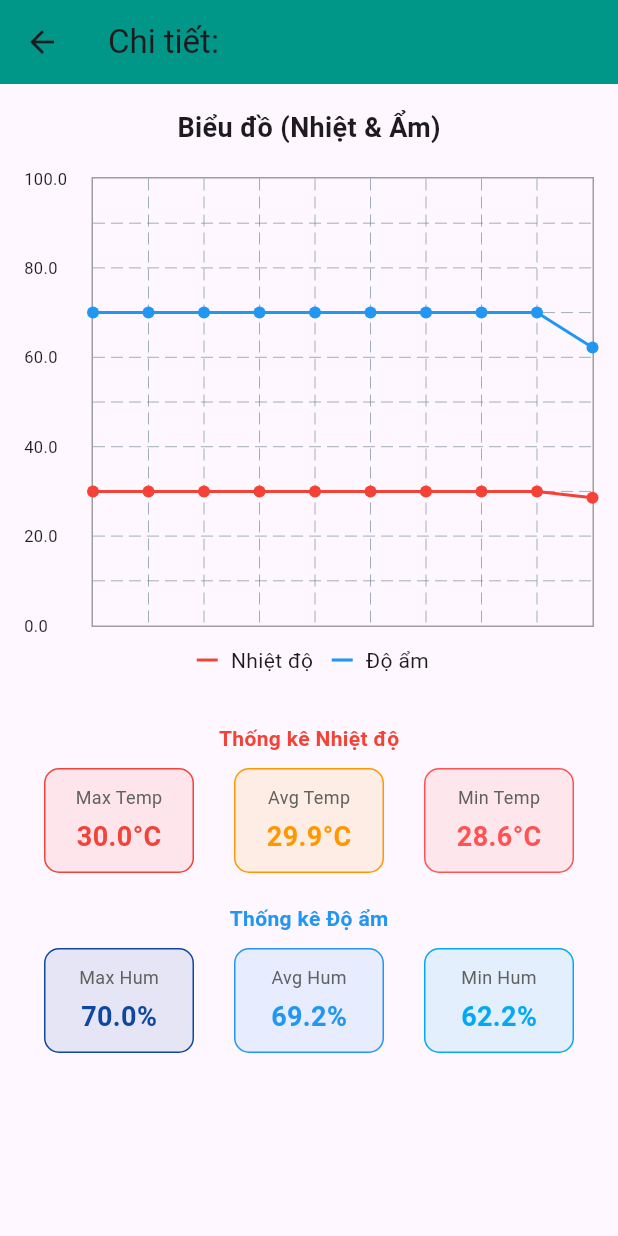
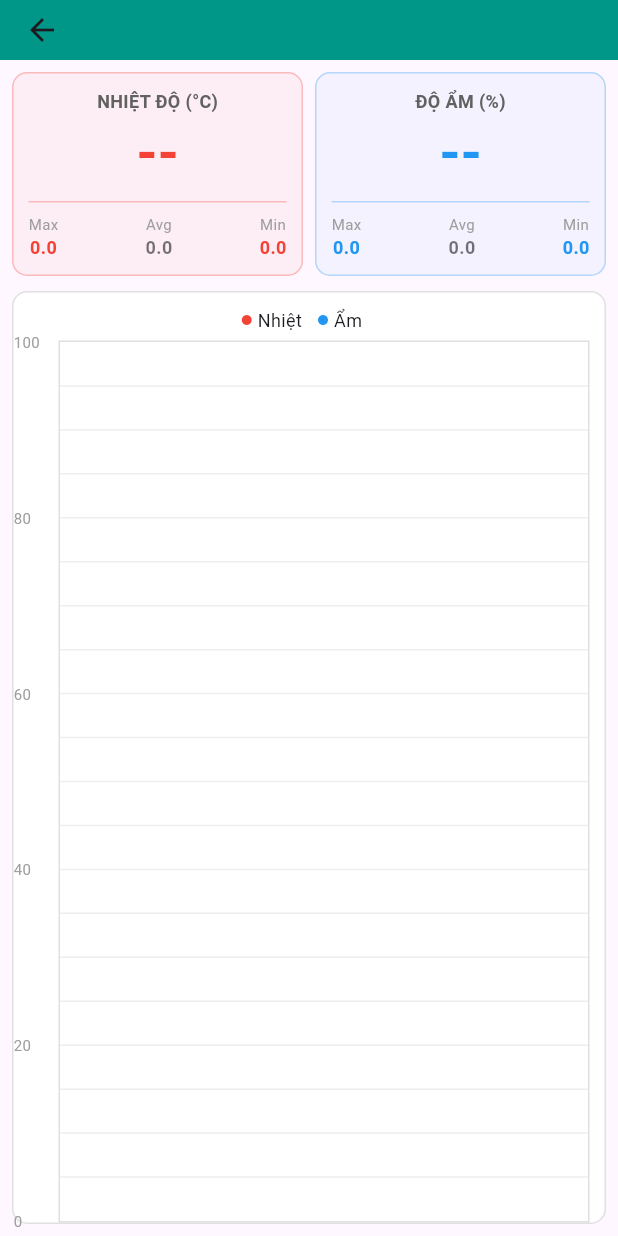
Before and after one commit to meochuoi2k6/flutter_iot, a Flutter app: the ChiTietNodeScreen screen opened directly with empty values, on a phone screen of 412 x 824 dp. Run offline on Flutter 3.47's test engine with Material 3 defaults, Android fonts, the phone set to English and light mode, and no system bars; drawn by our look-alikes of fl_chart; our stand-ins replace shared_preferences; missing offline and left inert: mqtt_client; accounts and stored records are empty.

Commit message:
Sua lai giao dien va ap dung cam bien that

```diff
--- a/lib/models/node_cam_bien.dart
+++ b/lib/models/node_cam_bien.dart
@@ -1,24 +1,26 @@
 class NodeCamBien {
   final String id;
-  final double nhietDo;
-  final double doAm;
+  final dynamic nhietDo; // Dùng dynamic cho an toàn
+  final dynamic doAm;
   final bool trangThai;
+  final DateTime thoiGianCapNhat; // <--- THÊM BIẾN NÀY
 
   NodeCamBien({
     required this.id,
     required this.nhietDo,
     required this.doAm,
     required this.trangThai,
+    required this.thoiGianCapNhat, // <--- THÊM VÀO CONSTRUCTOR
   });
 
-  // Factory để chuyển đổi từ JSON (Map) sang Object
   factory NodeCamBien.fromJson(Map<String, dynamic> json) {
     return NodeCamBien(
-      id: json['id'],
-      // .toDouble() để tránh lỗi nếu server gửi số nguyên (VD: 30)
-      nhietDo: (json['temp']).toDouble(),
-      doAm: (json['hum']).toDouble(),
-      trangThai: json['status'],
+      id: json['id'] ?? 'Unknown',
+      nhietDo: json['temp'] ?? 0,
+      doAm: json['hum'] ?? 0,
+      trangThai: json['status'] ?? false,
+      // Khi vừa parse JSON xong là lấy giờ hiện tại luôn
+      thoiGianCapNhat: DateTime.now(), // <--- QUAN TRỌNG
     );
   }
 }
--- a/lib/screens/chi_tiet_node_screen.dart
+++ b/lib/screens/chi_tiet_node_screen.dart
@@ -1,7 +1,10 @@
 import 'package:flutter/material.dart';
 import 'package:fl_chart/fl_chart.dart';
+import 'package:shared_preferences/shared_preferences.dart';
+import 'dart:convert';
 import 'dart:async';
 import 'dart:math';
+import '../models/data_repository.dart';
 
 class ChiTietNodeScreen extends StatefulWidget {
   final String nodeId;
@@ -14,190 +17,197 @@ class ChiTietNodeScreen extends StatefulWidget {
 class _ChiTietNodeScreenState extends State<ChiTietNodeScreen> {
   List<FlSpot> diemDuLieuTemp = [];
   List<FlSpot> diemDuLieuHum = [];
-
-  final int soLuongDiemHienThi = 10;
-  double xValue = 0;
-  Timer? _timer;
+  StreamSubscription? _subscription;
 
   @override
   void initState() {
     super.initState();
-    // Tạo dữ liệu giả ban đầu
-    for (int i = 0; i < soLuongDiemHienThi; i++) {
-      diemDuLieuTemp.add(FlSpot(xValue, 30.0));
-      diemDuLieuHum.add(FlSpot(xValue, 70.0));
-      xValue++;
-    }
-
-    _timer = Timer.periodic(Duration(milliseconds: 1000), (timer) {
-      if (mounted) {
-        setState(() {
-          double tempRaw = 28 + Random().nextDouble() * 5;
-          double humRaw = 60 + Random().nextDouble() * 20;
-
-          double tempMoi = double.parse(tempRaw.toStringAsFixed(1));
-          double humMoi = double.parse(humRaw.toStringAsFixed(1));
-
-          diemDuLieuTemp.add(FlSpot(xValue, tempMoi));
-          diemDuLieuHum.add(FlSpot(xValue, humMoi));
-          xValue++;
-
-          if (diemDuLieuTemp.length > soLuongDiemHienThi) {
-            diemDuLieuTemp.removeAt(0);
-            diemDuLieuHum.removeAt(0);
-          }
-        });
-      }
+    _loadHistoryFromDisk();
+    _subscription = DataRepository().nodeStream.listen((data) {
+      if (mounted) _loadHistoryFromDisk();
     });
   }
 
   @override
   void dispose() {
-    _timer?.cancel();
+    _subscription?.cancel();
     super.dispose();
   }
 
-  // --- LOGIC TÍNH TOÁN ---
-  // Nhiệt độ
-  double tinhMaxTemp() => diemDuLieuTemp.isEmpty ? 0 : diemDuLieuTemp.map((e) => e.y).reduce(max);
-  double tinhMinTemp() => diemDuLieuTemp.isEmpty ? 0 : diemDuLieuTemp.map((e) => e.y).reduce(min);
-  double tinhTrungBinhTemp() {
-    if (diemDuLieuTemp.isEmpty) return 0;
-    double tong = diemDuLieuTemp.map((e) => e.y).reduce((a, b) => a + b);
-    return tong / diemDuLieuTemp.length;
+  Future<void> _loadHistoryFromDisk() async {
+    final prefs = await SharedPreferences.getInstance();
+    String? historyJson = prefs.getString('history_${widget.nodeId}');
+
+    if (historyJson != null) {
+      try {
+        List<dynamic> listRaw = jsonDecode(historyJson);
+        setState(() {
+          diemDuLieuTemp.clear();
+          diemDuLieuHum.clear();
+          for (int i = 0; i < listRaw.length; i++) {
+            var item = listRaw[i];
+            diemDuLieuTemp.add(FlSpot(i.toDouble(), double.parse(item['temp'].toString())));
+            diemDuLieuHum.add(FlSpot(i.toDouble(), double.parse(item['hum'].toString())));
+          }
+        });
+      } catch (e) {
+        print("Lỗi parse: $e");
+      }
+    }
   }
 
-  // Độ ẩm (Đã sửa lỗi copy nhầm biến diemDuLieuTemp)
-  double tinhMaxHum() => diemDuLieuHum.isEmpty ? 0 : diemDuLieuHum.map((e) => e.y).reduce(max);
-  double tinhMinHum() => diemDuLieuHum.isEmpty ? 0 : diemDuLieuHum.map((e) => e.y).reduce(min);
-  double tinhTrungBinhHum() {
-    if (diemDuLieuHum.isEmpty) return 0;
-    double tong = diemDuLieuHum.map((e) => e.y).reduce((a, b) => a + b);
-    return tong / diemDuLieuHum.length;
-  }
+  // Logic thống kê
+  double get maxT => diemDuLieuTemp.isEmpty ? 0 : diemDuLieuTemp.map((e) => e.y).reduce(max);
+  double get minT => diemDuLieuTemp.isEmpty ? 0 : diemDuLieuTemp.map((e) => e.y).reduce(min);
+  double get avgT => diemDuLieuTemp.isEmpty ? 0 : double.parse((diemDuLieuTemp.map((e) => e.y).reduce((a, b) => a + b) / diemDuLieuTemp.length).toStringAsFixed(1));
+
+  double get maxH => diemDuLieuHum.isEmpty ? 0 : diemDuLieuHum.map((e) => e.y).reduce(max);
+  double get minH => diemDuLieuHum.isEmpty ? 0 : diemDuLieuHum.map((e) => e.y).reduce(min);
+  double get avgH => diemDuLieuHum.isEmpty ? 0 : double.parse((diemDuLieuHum.map((e) => e.y).reduce((a, b) => a + b) / diemDuLieuHum.length).toStringAsFixed(1));
 
   @override
   Widget build(BuildContext context) {
+    String curT = diemDuLieuTemp.isEmpty ? "--" : "${diemDuLieuTemp.last.y}";
+    String curH = diemDuLieuHum.isEmpty ? "--" : "${diemDuLieuHum.last.y}";
+
     return Scaffold(
       appBar: AppBar(
-        title: Text("Chi tiết: ${widget.nodeId}"),
+        title: Text(widget.nodeId, style: TextStyle(fontSize: 18)),
         backgroundColor: Colors.teal,
+        elevation: 0,
+        toolbarHeight: 40,
       ),
-      body: SingleChildScrollView(
-        padding: const EdgeInsets.all(16.0),
+      body: Padding(
+        padding: const EdgeInsets.all(8.0),
         child: Column(
           children: [
-            Text("Biểu đồ (Nhiệt & Ẩm)",
-                 style: TextStyle(fontSize: 18, fontWeight: FontWeight.bold)),
-            SizedBox(height: 20),
+            // --- 1. THẺ THÔNG TIN (Compact) ---
+            Row(
+              children: [
+                Expanded(
+                  child: _buildCompactCard(
+                    title: "NHIỆT ĐỘ (°C)",
+                    currentVal: curT,
+                    color: Colors.red,
+                    max: maxT, min: minT, avg: avgT
+                  ),
+                ),
+                SizedBox(width: 8),
+                Expanded(
+                  child: _buildCompactCard(
+                    title: "ĐỘ ẨM (%)",
+                    currentVal: curH,
+                    color: Colors.blue,
+                    max: maxH, min: minH, avg: avgH
+                  ),
+                ),
+              ],
+            ),
 
-            // --- VẼ BIỂU ĐỒ ---
-            SizedBox(
-              height: 300,
+            SizedBox(height: 10),
+
+            // --- 2. BIỂU ĐỒ (Đã thêm lại đơn vị % và °C) ---
+            Expanded(
+              child: Container(
+                padding: EdgeInsets.fromLTRB(0, 10, 10, 0),
+                decoration: BoxDecoration(
+                  color: Colors.white,
+                  borderRadius: BorderRadius.circular(10),
+                  border: Border.all(color: Colors.grey.shade300),
+                ),
+                child: Column(
+                  children: [
+                    Row(
+                      mainAxisAlignment: MainAxisAlignment.center,
+                      children: [
+                        Icon(Icons.circle, size: 8, color: Colors.red), Text(" Nhiệt", style: TextStyle(fontSize: 12)),
+                        SizedBox(width: 10),
+                        Icon(Icons.circle, size: 8, color: Colors.blue), Text(" Ẩm", style: TextStyle(fontSize: 12)),
+                      ],
+                    ),
+                    SizedBox(height: 5),
+                    Expanded(
                       child: LineChart(
                         LineChartData(
-                  gridData: FlGridData(show: true, drawVerticalLine: true),
+                          gridData: FlGridData(show: true, drawVerticalLine: true, getDrawingHorizontalLine: (v) => FlLine(color: Colors.grey.shade200, strokeWidth: 1)),
                           titlesData: FlTitlesData(
                             rightTitles: AxisTitles(sideTitles: SideTitles(showTitles: false)),
                             topTitles: AxisTitles(sideTitles: SideTitles(showTitles: false)),
+                            leftTitles: AxisTitles(sideTitles: SideTitles(showTitles: true, reservedSize: 30, interval: 20, getTitlesWidget: (v, m) => Text("${v.toInt()}", style: TextStyle(fontSize: 10, color: Colors.grey)))),
                             bottomTitles: AxisTitles(sideTitles: SideTitles(showTitles: false)),
-                    leftTitles: AxisTitles(
-                      sideTitles: SideTitles(
-                        showTitles: true,
-                        reservedSize: 45,
-                        interval: 20,
-                        getTitlesWidget: (value, meta) {
-                          return Text(value.toStringAsFixed(1), style: TextStyle(fontSize: 11));
-                        },
                           ),
-                    ),
-                  ),
+                          borderData: FlBorderData(show: true, border: Border.all(color: Colors.grey.shade300)),
+                          minY: 0, maxY: 100,
+
+                          // --- ĐÂY LÀ PHẦN ĐÃ SỬA LẠI ---
                           lineTouchData: LineTouchData(
                             touchTooltipData: LineTouchTooltipData(
-                      tooltipBgColor: Colors.grey.withOpacity(0.8),
+                              tooltipBgColor: Colors.blueGrey.withOpacity(0.9),
                               getTooltipItems: (List<LineBarSpot> touchedBarSpots) {
                                 return touchedBarSpots.map((barSpot) {
                                   final val = barSpot.y;
                                   if (barSpot.barIndex == 0) {
+                                    // Index 0 là Nhiệt độ -> Thêm °C
                                     return LineTooltipItem("$val°C", const TextStyle(color: Colors.white, fontWeight: FontWeight.bold));
                                   } else {
-                            return LineTooltipItem("$val%", const TextStyle(color: Colors.blueAccent, fontWeight: FontWeight.bold));
+                                    // Index 1 là Độ ẩm -> Thêm %
+                                    return LineTooltipItem("$val%", const TextStyle(color: Colors.lightBlueAccent, fontWeight: FontWeight.bold));
                                   }
                                 }).toList();
                               },
                             ),
                           ),
-                  borderData: FlBorderData(show: true, border: Border.all(color: Colors.grey)),
-                  minY: 0,
-                  maxY: 100,
+                          // -------------------------------
+
                           lineBarsData: [
-                    LineChartBarData(spots: diemDuLieuTemp, isCurved: false, color: Colors.red, barWidth: 2, dotData: FlDotData(show: true)),
-                    LineChartBarData(spots: diemDuLieuHum, isCurved: false, color: Colors.blue, barWidth: 2, dotData: FlDotData(show: true)),
+                            LineChartBarData(spots: diemDuLieuTemp, isCurved: false, color: Colors.red, barWidth: 2, dotData: FlDotData(show: false)),
+                            LineChartBarData(spots: diemDuLieuHum, isCurved: false, color: Colors.blue, barWidth: 2, dotData: FlDotData(show: false)),
                           ],
                         ),
                       ),
                     ),
-
-            SizedBox(height: 10),
-            Row(
-              mainAxisAlignment: MainAxisAlignment.center,
-              children: [
-                Icon(Icons.remove, color: Colors.red), Text(" Nhiệt độ  "),
-                Icon(Icons.remove, color: Colors.blue), Text(" Độ ẩm"),
                   ],
                 ),
-
-            SizedBox(height: 30),
-
-            // --- BẢNG 1: THỐNG KÊ NHIỆT ĐỘ (MÀU ĐỎ) ---
-            Text("Thống kê Nhiệt độ", style: TextStyle(fontWeight: FontWeight.bold, color: Colors.red)),
-            SizedBox(height: 10),
-            Row(
-              mainAxisAlignment: MainAxisAlignment.spaceAround,
-              children: [
-                _buildTheThongTin("Max Temp", "${tinhMaxTemp().toStringAsFixed(1)}°C", Colors.red),
-                _buildTheThongTin("Avg Temp", "${tinhTrungBinhTemp().toStringAsFixed(1)}°C", Colors.orange),
-                _buildTheThongTin("Min Temp", "${tinhMinTemp().toStringAsFixed(1)}°C", Colors.redAccent),
-              ],
               ),
-
-            SizedBox(height: 20),
-
-            // --- BẢNG 2: THỐNG KÊ ĐỘ ẨM (MÀU XANH) ---
-            Text("Thống kê Độ ẩm", style: TextStyle(fontWeight: FontWeight.bold, color: Colors.blue)),
-            SizedBox(height: 10),
-            Row(
-              mainAxisAlignment: MainAxisAlignment.spaceAround,
-              children: [
-                // SỬA: Đổi đơn vị thành % và màu thành Xanh
-                _buildTheThongTin("Max Hum", "${tinhMaxHum().toStringAsFixed(1)}%", Colors.blue[900]!),
-                _buildTheThongTin("Avg Hum", "${tinhTrungBinhHum().toStringAsFixed(1)}%", Colors.blue),
-                _buildTheThongTin("Min Hum", "${tinhMinHum().toStringAsFixed(1)}%", Colors.lightBlue),
-              ],
             ),
-            SizedBox(height: 30),
           ],
         ),
       ),
     );
   }
 
-  Widget _buildTheThongTin(String label, String value, Color color) {
+  Widget _buildCompactCard({required String title, required String currentVal, required Color color, required double max, required double min, required double avg}) {
     return Container(
       padding: EdgeInsets.all(10),
-      width: 100, // Cố định độ rộng để thẳng hàng
       decoration: BoxDecoration(
-        color: color.withOpacity(0.1),
+        color: color.withOpacity(0.05),
         borderRadius: BorderRadius.circular(10),
-        border: Border.all(color: color),
+        border: Border.all(color: color.withOpacity(0.3)),
       ),
       child: Column(
         children: [
-          Text(label, style: TextStyle(fontSize: 12, color: Colors.grey[700])),
-          SizedBox(height: 5),
-          Text(value, style: TextStyle(fontSize: 18, fontWeight: FontWeight.bold, color: color)),
+          Text(title, style: TextStyle(fontSize: 12, fontWeight: FontWeight.bold, color: Colors.grey[700])),
+          Text(currentVal, style: TextStyle(fontSize: 36, fontWeight: FontWeight.bold, color: color)),
+          Divider(color: color.withOpacity(0.3), height: 15),
+          Row(
+            mainAxisAlignment: MainAxisAlignment.spaceBetween,
+            children: [
+              _miniStat("Max", "$max", color),
+              _miniStat("Avg", "$avg", Colors.black54),
+              _miniStat("Min", "$min", color),
+            ],
+          )
         ],
       ),
     );
   }
+
+  Widget _miniStat(String label, String val, Color color) {
+    return Column(
+      children: [
+        Text(label, style: TextStyle(fontSize: 10, color: Colors.grey)),
+        Text(val, style: TextStyle(fontSize: 12, fontWeight: FontWeight.bold, color: color)),
+      ],
+    );
   }
+}
--- a/pubspec.yaml
+++ b/pubspec.yaml
@@ -32,6 +32,7 @@ dependencies:
     sdk: flutter
   fl_chart: ^0.66.0
   mqtt_client: ^10.0.4
+  shared_preferences: ^2.2.2
 
   # The following adds the Cupertino Icons font to your application.
   # Use with the CupertinoIcons class for iOS style icons.
```
Also changed, not shown: lib/models/data_repository.dart (added, +136 -0 lines), lib/models/mqtt_service.dart (+48 -36 lines), lib/screens/man_hinh_chinh.dart (+163 -84 lines), pubspec.lock, 1 other file. Lines whose indentation alone changed are shown as unchanged.
